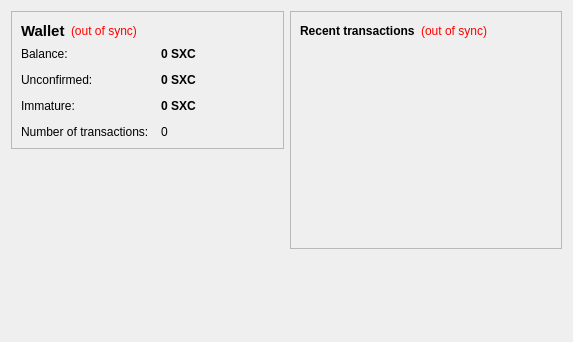
Old version of the form src/qt/forms/overviewpage.ui in the repository sexcoin-project/sexcoin.
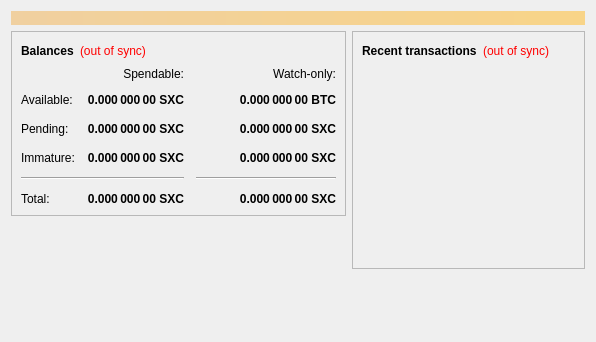
New version of the form.

Diff of the .ui file:
```diff
--- a/src/qt/forms/overviewpage.ui
+++ b/src/qt/forms/overviewpage.ui
@@ -6,13 +6,31 @@
    <rect>
     <x>0</x>
     <y>0</y>
-    <width>573</width>
+    <width>596</width>
     <height>342</height>
    </rect>
   </property>
   <property name="windowTitle">
    <string>Form</string>
   </property>
+  <layout class="QVBoxLayout" name="topLayout">
+   <item>
+    <widget class="QLabel" name="labelAlerts">
+     <property name="visible">
+      <bool>false</bool>
+     </property>
+     <property name="styleSheet">
+      <string notr="true">background-color: qlineargradient(x1: 0, y1: 0, x2: 1, y2: 0, stop:0 #F0D0A0, stop:1 #F8D488); color:#000000;</string>
+     </property>
+     <property name="wordWrap">
+      <bool>true</bool>
+     </property>
+     <property name="margin">
+      <number>3</number>
+     </property>
+    </widget>
+   </item>
+   <item>
   <layout class="QHBoxLayout" name="horizontalLayout" stretch="1,1">
    <item>
     <layout class="QVBoxLayout" name="verticalLayout_2">
@@ -31,18 +49,20 @@
            <widget class="QLabel" name="label_5">
             <property name="font">
              <font>
-              <pointsize>11</pointsize>
               <weight>75</weight>
               <bold>true</bold>
              </font>
             </property>
             <property name="text">
-             <string>Wallet</string>
+               <string>Balances</string>
             </property>
            </widget>
           </item>
           <item>
            <widget class="QLabel" name="labelWalletStatus">
+              <property name="cursor">
+               <cursorShape>WhatsThisCursor</cursorShape>
+              </property>
             <property name="toolTip">
              <string>The displayed information may be out of date. Your wallet automatically synchronizes with the Sexcoin network after a connection is established, but this process has not completed yet.</string>
             </property>
@@ -58,7 +78,7 @@
            </widget>
           </item>
           <item>
-           <spacer name="horizontalSpacer_2">
+             <spacer name="horizontalSpacer_3">
             <property name="orientation">
              <enum>Qt::Horizontal</enum>
             </property>
@@ -73,25 +93,12 @@
          </layout>
         </item>
         <item>
-         <layout class="QFormLayout" name="formLayout_2">
-          <property name="fieldGrowthPolicy">
-           <enum>QFormLayout::AllNonFixedFieldsGrow</enum>
-          </property>
-          <property name="horizontalSpacing">
+           <layout class="QGridLayout" name="gridLayout">
+            <property name="spacing">
            <number>12</number>
           </property>
-          <property name="verticalSpacing">
-           <number>12</number>
-          </property>
-          <item row="0" column="0">
-           <widget class="QLabel" name="label">
-            <property name="text">
-             <string>Balance:</string>
-            </property>
-           </widget>
-          </item>
-          <item row="0" column="1">
-           <widget class="QLabel" name="labelBalance">
+            <item row="2" column="2">
+             <widget class="QLabel" name="labelWatchPending">
             <property name="font">
              <font>
               <weight>75</weight>
@@ -102,24 +109,20 @@
              <cursorShape>IBeamCursor</cursorShape>
             </property>
             <property name="toolTip">
-             <string>Your current balance</string>
+               <string>Unconfirmed transactions to watch-only addresses</string>
             </property>
             <property name="text">
-             <string notr="true">0 SXC</string>
+               <string notr="true">0.000 000 00 SXC</string>
+              </property>
+              <property name="alignment">
+               <set>Qt::AlignRight|Qt::AlignTrailing|Qt::AlignVCenter</set>
             </property>
             <property name="textInteractionFlags">
              <set>Qt::LinksAccessibleByMouse|Qt::TextSelectableByKeyboard|Qt::TextSelectableByMouse</set>
             </property>
            </widget>
           </item>
-          <item row="1" column="0">
-           <widget class="QLabel" name="label_3">
-            <property name="text">
-             <string>Unconfirmed:</string>
-            </property>
-           </widget>
-          </item>
-          <item row="1" column="1">
+            <item row="2" column="1">
            <widget class="QLabel" name="labelUnconfirmed">
             <property name="font">
              <font>
@@ -131,41 +134,78 @@
              <cursorShape>IBeamCursor</cursorShape>
             </property>
             <property name="toolTip">
-             <string>Total of transactions that have yet to be confirmed, and do not yet count toward the current balance</string>
+               <string>Total of transactions that have yet to be confirmed, and do not yet count toward the spendable balance</string>
             </property>
             <property name="text">
-             <string notr="true">0 SXC</string>
-            </property>
+               <string notr="true">0.000 000 00 SXC</string>
+              </property>
+              <property name="alignment">
+               <set>Qt::AlignRight|Qt::AlignTrailing|Qt::AlignVCenter</set>
+              </property>
             <property name="textInteractionFlags">
              <set>Qt::LinksAccessibleByMouse|Qt::TextSelectableByKeyboard|Qt::TextSelectableByMouse</set>
             </property>
            </widget>
           </item>
-          <item row="3" column="0">
-           <widget class="QLabel" name="label_2">
+            <item row="3" column="2">
+             <widget class="QLabel" name="labelWatchImmature">
+              <property name="font">
+               <font>
+                <weight>75</weight>
+                <bold>true</bold>
+               </font>
+              </property>
+              <property name="cursor">
+               <cursorShape>IBeamCursor</cursorShape>
+              </property>
+              <property name="toolTip">
+               <string>Mined balance in watch-only addresses that has not yet matured</string>
+              </property>
             <property name="text">
-             <string>Number of transactions:</string>
+               <string notr="true">0.000 000 00 SXC</string>
+              </property>
+              <property name="alignment">
+               <set>Qt::AlignRight|Qt::AlignTrailing|Qt::AlignVCenter</set>
+              </property>
+              <property name="textInteractionFlags">
+               <set>Qt::LinksAccessibleByMouse|Qt::TextSelectableByKeyboard|Qt::TextSelectableByMouse</set>
+              </property>
+             </widget>
+            </item>
+            <item row="4" column="0" colspan="2">
+             <widget class="Line" name="line">
+              <property name="orientation">
+               <enum>Qt::Horizontal</enum>
+              </property>
+             </widget>
+            </item>
+            <item row="4" column="2">
+             <widget class="Line" name="lineWatchBalance">
+              <property name="sizePolicy">
+               <sizepolicy hsizetype="Preferred" vsizetype="Fixed">
+                <horstretch>0</horstretch>
+                <verstretch>0</verstretch>
+               </sizepolicy>
+              </property>
+              <property name="minimumSize">
+               <size>
+                <width>140</width>
+                <height>0</height>
+               </size>
+              </property>
+              <property name="orientation">
+               <enum>Qt::Horizontal</enum>
+              </property>
+             </widget>
+            </item>
+            <item row="5" column="0">
+             <widget class="QLabel" name="labelTotalText">
+              <property name="text">
+               <string>Total:</string>
             </property>
            </widget>
           </item>
           <item row="3" column="1">
-           <widget class="QLabel" name="labelNumTransactions">
-            <property name="toolTip">
-             <string>Total number of transactions in wallet</string>
-            </property>
-            <property name="text">
-             <string notr="true">0</string>
-            </property>
-           </widget>
-          </item>
-          <item row="2" column="0">
-           <widget class="QLabel" name="labelImmatureText">
-            <property name="text">
-             <string>Immature:</string>
-            </property>
-           </widget>
-          </item>
-          <item row="2" column="1">
            <widget class="QLabel" name="labelImmature">
             <property name="font">
              <font>
@@ -173,17 +213,177 @@
               <bold>true</bold>
              </font>
             </property>
+              <property name="cursor">
+               <cursorShape>IBeamCursor</cursorShape>
+              </property>
             <property name="toolTip">
              <string>Mined balance that has not yet matured</string>
             </property>
             <property name="text">
-             <string notr="true">0 SXC</string>
-            </property>
+               <string notr="true">0.000 000 00 SXC</string>
+              </property>
+              <property name="alignment">
+               <set>Qt::AlignRight|Qt::AlignTrailing|Qt::AlignVCenter</set>
+              </property>
             <property name="textInteractionFlags">
              <set>Qt::LinksAccessibleByMouse|Qt::TextSelectableByKeyboard|Qt::TextSelectableByMouse</set>
             </property>
            </widget>
           </item>
+            <item row="2" column="3">
+             <spacer name="horizontalSpacer_2">
+              <property name="orientation">
+               <enum>Qt::Horizontal</enum>
+              </property>
+              <property name="sizeHint" stdset="0">
+               <size>
+                <width>40</width>
+                <height>20</height>
+               </size>
+              </property>
+             </spacer>
+            </item>
+            <item row="3" column="0">
+             <widget class="QLabel" name="labelImmatureText">
+              <property name="text">
+               <string>Immature:</string>
+              </property>
+             </widget>
+            </item>
+            <item row="5" column="1">
+             <widget class="QLabel" name="labelTotal">
+              <property name="font">
+               <font>
+                <weight>75</weight>
+                <bold>true</bold>
+               </font>
+              </property>
+              <property name="cursor">
+               <cursorShape>IBeamCursor</cursorShape>
+              </property>
+              <property name="toolTip">
+               <string>Your current total balance</string>
+              </property>
+              <property name="text">
+               <string notr="true">0.000 000 00 SXC</string>
+              </property>
+              <property name="alignment">
+               <set>Qt::AlignRight|Qt::AlignTrailing|Qt::AlignVCenter</set>
+              </property>
+              <property name="textInteractionFlags">
+               <set>Qt::LinksAccessibleByMouse|Qt::TextSelectableByKeyboard|Qt::TextSelectableByMouse</set>
+              </property>
+             </widget>
+            </item>
+            <item row="5" column="2">
+             <widget class="QLabel" name="labelWatchTotal">
+              <property name="font">
+               <font>
+                <weight>75</weight>
+                <bold>true</bold>
+               </font>
+              </property>
+              <property name="cursor">
+               <cursorShape>IBeamCursor</cursorShape>
+              </property>
+              <property name="toolTip">
+               <string>Current total balance in watch-only addresses</string>
+              </property>
+              <property name="text">
+               <string notr="true">0.000 000 00 SXC</string>
+              </property>
+              <property name="alignment">
+               <set>Qt::AlignRight|Qt::AlignTrailing|Qt::AlignVCenter</set>
+              </property>
+              <property name="textInteractionFlags">
+               <set>Qt::LinksAccessibleByMouse|Qt::TextSelectableByKeyboard|Qt::TextSelectableByMouse</set>
+              </property>
+             </widget>
+            </item>
+            <item row="0" column="2">
+             <widget class="QLabel" name="labelWatchonly">
+              <property name="text">
+               <string>Watch-only:</string>
+              </property>
+              <property name="alignment">
+               <set>Qt::AlignRight|Qt::AlignTrailing|Qt::AlignVCenter</set>
+              </property>
+             </widget>
+            </item>
+            <item row="1" column="0">
+             <widget class="QLabel" name="labelBalanceText">
+              <property name="text">
+               <string>Available:</string>
+              </property>
+             </widget>
+            </item>
+            <item row="1" column="1">
+             <widget class="QLabel" name="labelBalance">
+              <property name="font">
+               <font>
+                <weight>75</weight>
+                <bold>true</bold>
+               </font>
+              </property>
+              <property name="cursor">
+               <cursorShape>IBeamCursor</cursorShape>
+              </property>
+              <property name="toolTip">
+               <string>Your current spendable balance</string>
+              </property>
+              <property name="text">
+               <string notr="true">0.000 000 00 SXC</string>
+              </property>
+              <property name="alignment">
+               <set>Qt::AlignRight|Qt::AlignTrailing|Qt::AlignVCenter</set>
+              </property>
+              <property name="textInteractionFlags">
+               <set>Qt::LinksAccessibleByMouse|Qt::TextSelectableByKeyboard|Qt::TextSelectableByMouse</set>
+              </property>
+             </widget>
+            </item>
+            <item row="1" column="2">
+             <widget class="QLabel" name="labelWatchAvailable">
+              <property name="font">
+               <font>
+                <weight>75</weight>
+                <bold>true</bold>
+               </font>
+              </property>
+              <property name="cursor">
+               <cursorShape>IBeamCursor</cursorShape>
+              </property>
+              <property name="toolTip">
+               <string>Your current balance in watch-only addresses</string>
+              </property>
+              <property name="text">
+               <string notr="true">0.000 000 00 BTC</string>
+              </property>
+              <property name="alignment">
+               <set>Qt::AlignRight|Qt::AlignTrailing|Qt::AlignVCenter</set>
+              </property>
+              <property name="textInteractionFlags">
+               <set>Qt::LinksAccessibleByMouse|Qt::TextSelectableByKeyboard|Qt::TextSelectableByMouse</set>
+              </property>
+             </widget>
+            </item>
+            <item row="2" column="0">
+             <widget class="QLabel" name="labelPendingText">
+              <property name="text">
+               <string>Pending:</string>
+              </property>
+             </widget>
+            </item>
+            <item row="0" column="1">
+             <widget class="QLabel" name="labelSpendable">
+              <property name="text">
+               <string>Spendable:</string>
+              </property>
+              <property name="alignment">
+               <set>Qt::AlignRight|Qt::AlignTrailing|Qt::AlignVCenter</set>
+              </property>
+             </widget>
+            </item>
          </layout>
         </item>
        </layout>
@@ -219,13 +419,22 @@
          <layout class="QHBoxLayout" name="horizontalLayout_2">
           <item>
            <widget class="QLabel" name="label_4">
+              <property name="font">
+               <font>
+                <weight>75</weight>
+                <bold>true</bold>
+               </font>
+              </property>
             <property name="text">
-             <string>&lt;b&gt;Recent transactions&lt;/b&gt;</string>
+               <string>Recent transactions</string>
             </property>
            </widget>
           </item>
           <item>
            <widget class="QLabel" name="labelTransactionsStatus">
+              <property name="cursor">
+               <cursorShape>WhatsThisCursor</cursorShape>
+              </property>
             <property name="toolTip">
              <string>The displayed information may be out of date. Your wallet automatically synchronizes with the Sexcoin network after a connection is established, but this process has not completed yet.</string>
             </property>
@@ -289,6 +498,8 @@
         </size>
        </property>
       </spacer>
+       </item>
+      </layout>
      </item>
     </layout>
    </item>
```
Lines whose indentation alone changed are shown as unchanged.
